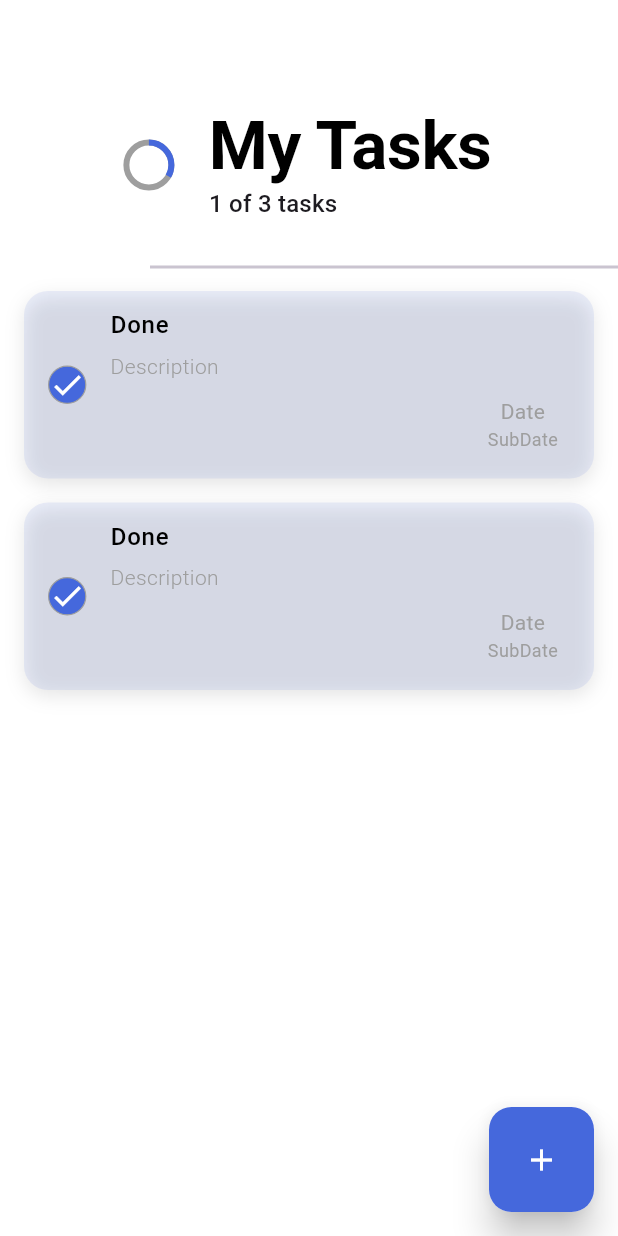
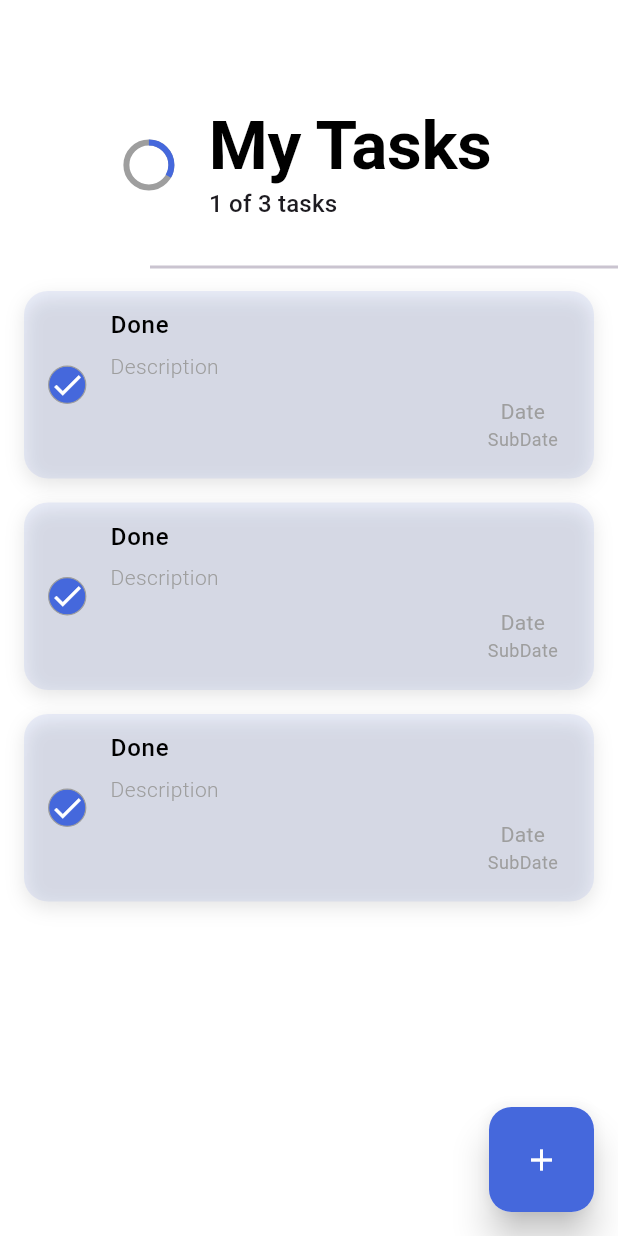
Before and after one commit to LengTech11/hive_todo, a Flutter app: the screen it shows after launch, on a phone screen of 412 x 824 dp. Run offline on Flutter 3.47's test engine with Material 3 defaults, Android fonts, the phone set to English and light mode, and no system bars; our stand-ins replace animate_do, lottie.

```diff
--- a/lib/views/home/home_view.dart
+++ b/lib/views/home/home_view.dart
@@ -7,6 +7,8 @@ import 'package:hive_todo/views/home/components/fab.dart';
 import 'package:hive_todo/views/home/widget/task_widget.dart';
 import 'package:lottie/lottie.dart';
 
+import 'package:animate_do/animate_do.dart';
+
 class HomeView extends StatefulWidget {
   const HomeView({super.key});
 
@@ -15,7 +17,7 @@ class HomeView extends StatefulWidget {
 }
 
 class _HomeViewState extends State<HomeView> {
-  final List<int> testing = [1, 2];
+  final List<int> testing = [2, 323, 23];
 
   @override
   Widget build(BuildContext context) {
@@ -124,8 +126,24 @@ class _HomeViewState extends State<HomeView> {
                       },
                     )
                   : Column(
+                      mainAxisAlignment: MainAxisAlignment.center,
                       children: [
-                        Lottie.asset(lottieURL),
+                        FadeIn(
+                          child: SizedBox(
+                            width: 200,
+                            height: 200,
+                            child: Lottie.asset(
+                              lottieURL,
+                              animate: testing.isNotEmpty ? false : true,
+                            ),
+                          ),
+                        ),
+                        FadeInUp(
+                          from: 30,
+                          child: const Text(
+                            AppStr.doneAllTask,
+                          ),
+                        ),
                       ],
                     ),
             ),
```
